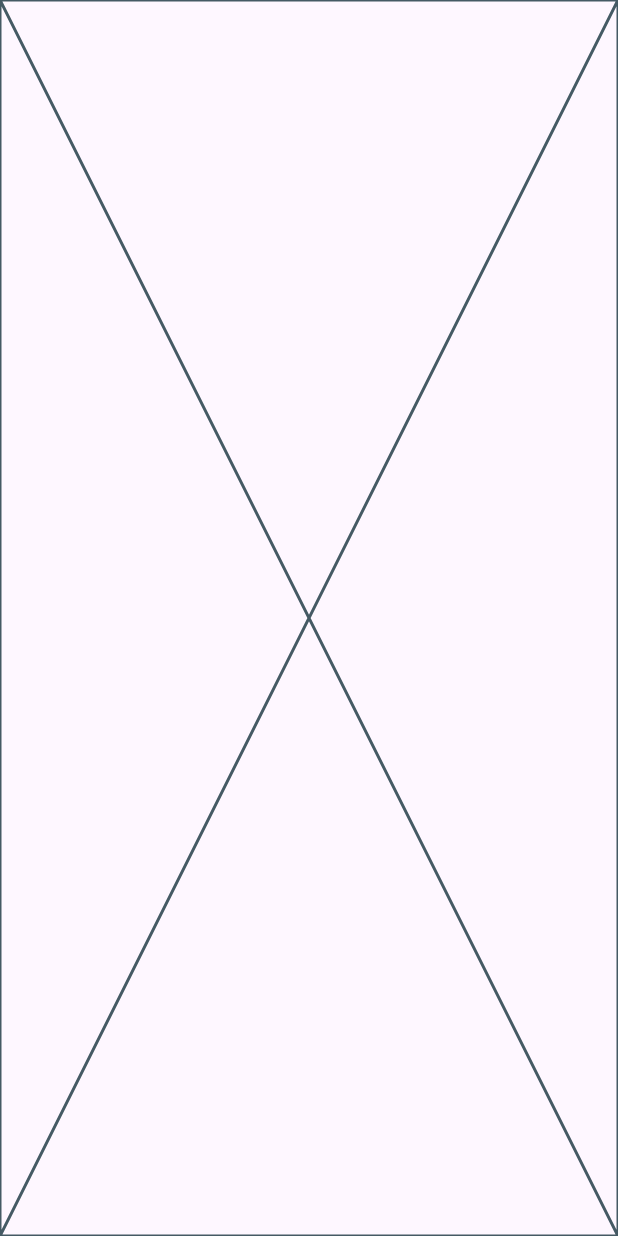
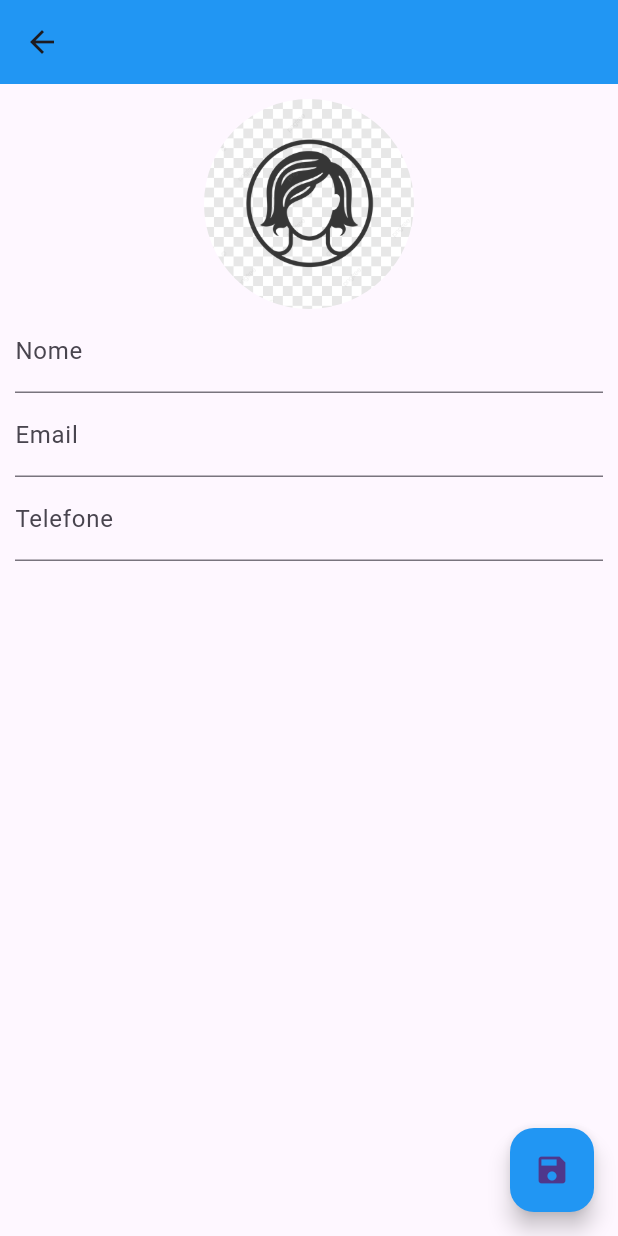
Before and after one commit to Juliadambros/Desenvolvimento-para-dispositivos-moveis, a Flutter app: the ContactPage screen opened directly, on a phone screen of 412 x 824 dp. Run offline on Flutter 3.47's test engine with Material 3 defaults, Android fonts, the phone set to English and light mode, and no system bars; our stand-ins replace image_picker, sqflite; accounts and stored records are empty.

Commit message:
tela de contato

```diff
--- a/apk_agenda_contatos/lib/view/contact_page.dart
+++ b/apk_agenda_contatos/lib/view/contact_page.dart
@@ -1,3 +1,5 @@
+import 'dart:io';
+
 import 'package:apk_agenda_contatos/database/helper/contact_helper.dart';
 import 'package:apk_agenda_contatos/database/model/contact_model.dart';
 import 'package:flutter/material.dart';
@@ -22,11 +24,11 @@
   final ImagePicker _picker = ImagePicker();
 
   @override
-  void initState(){
+  void initState() {
     super.initState();
-    if(widget.contact == null){
+    if (widget.contact == null) {
       _editContact = Contact(name: "", email: "", phone: "", img: "");
-    }else{
+    } else {
       _editContact = widget.contact;
       _nameController.text = _editContact?.name ?? "";
       _emailController.text = _editContact?.email ?? "";
@@ -37,10 +39,101 @@
 
   @override
   Widget build(BuildContext context) {
-    return const Placeholder();
+    return Scaffold(
+      appBar: AppBar(
+        backgroundColor: Colors.blue,
+        title: Text(_editContact?.name ?? "Novo Contato"),
+        centerTitle: true,
+      ),
+      floatingActionButton: FloatingActionButton(
+        onPressed: () {
+          _saveContact();
+        },
+        backgroundColor: Colors.blue,
+        child: Icon(Icons.save),
+      ),
+      body: SingleChildScrollView(
+        padding: EdgeInsets.all(10.0),
+        child: Column(
+          children: <Widget>[
+            GestureDetector(
+              onTap: () => _selectImage(),
+              child: Container(
+                width: 140.0,
+                height: 140.0,
+                decoration: BoxDecoration(
+                  shape: BoxShape.circle,
+                  image: DecorationImage(
+                    image: _editContact?.img != null && _editContact!.img!.isNotEmpty
+                        ? FileImage(File(_editContact!.img!))
+                        : AssetImage("assets/imgs/avatar.png") as ImageProvider,
+                    fit: BoxFit.cover,
+                  ),
+                ),
+              ),
+            ),
+            TextField(
+              controller: _nameController,
+              decoration: InputDecoration(labelText: "Nome"),
+              onChanged: (text){
+                _userEdited = true;
+                setState(() {
+                  _editContact?.name = text;
+                });
+              },
+            ),
+            TextField(
+              controller: _emailController,
+              decoration: InputDecoration(labelText: "Email"),
+              onChanged: (text){
+                _userEdited = true;
+                setState(() {
+                  _editContact?.email = text;
+                });
+              },
+              keyboardType: TextInputType.emailAddress,
+            ),
+            TextField(
+              controller: _phoneController,
+              decoration: InputDecoration(labelText: "Telefone"),
+              onChanged: (text){
+                _userEdited = true;
+                setState(() {
+                  _editContact?.phone = text;
+                });
+              },
+              keyboardType: TextInputType.phone,
+            ),
+          ],
+        ),
+      ),
+    );
   }
 
-  Future<void> _selectImage() async{}
+  Future<void> _selectImage() async {
+    final XFile? image = await _picker.pickImage(source: ImageSource.gallery);
+    if(image != null){
+      setState(() {
+        _editContact?.img = image.path;
+      });
+    }
+  }
 
-  void _saveContact(){}
+  void _saveContact() async {
+    if(_editContact?.img == ""){
+      _editContact?.img = null;
+    }
+    if(_editContact?.name != null && _editContact!.name!.isNotEmpty){
+      if(_editContact?.id != null){
+       await _helper.updateContact(_editContact!);
+      }else{
+        await _helper.saveContact(_editContact!);
+      }
+      Navigator.pop(context, _editContact);
+    } else{
+      ScaffoldMessenger.of(context).showSnackBar(
+        SnackBar(content: Text("Nome é Obrigatório"))
+      );
+    }
+  }
 }
```
Also changed, not shown: apk_agenda_contatos/lib/view/home_page.dart (+20 -1 lines).
